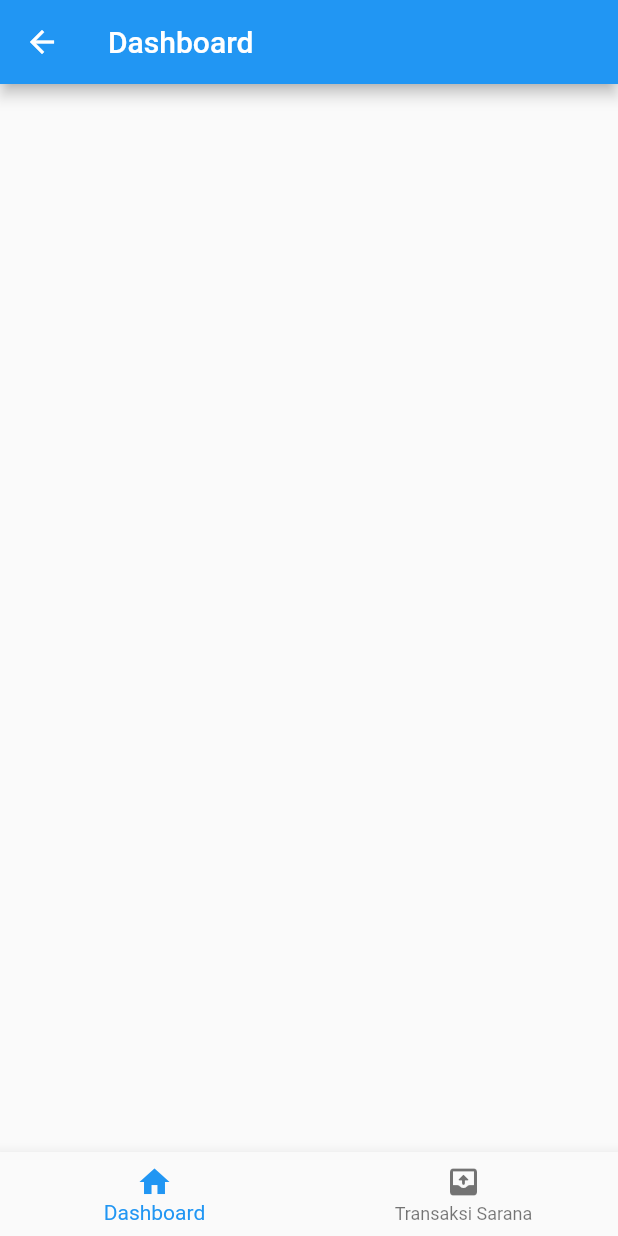
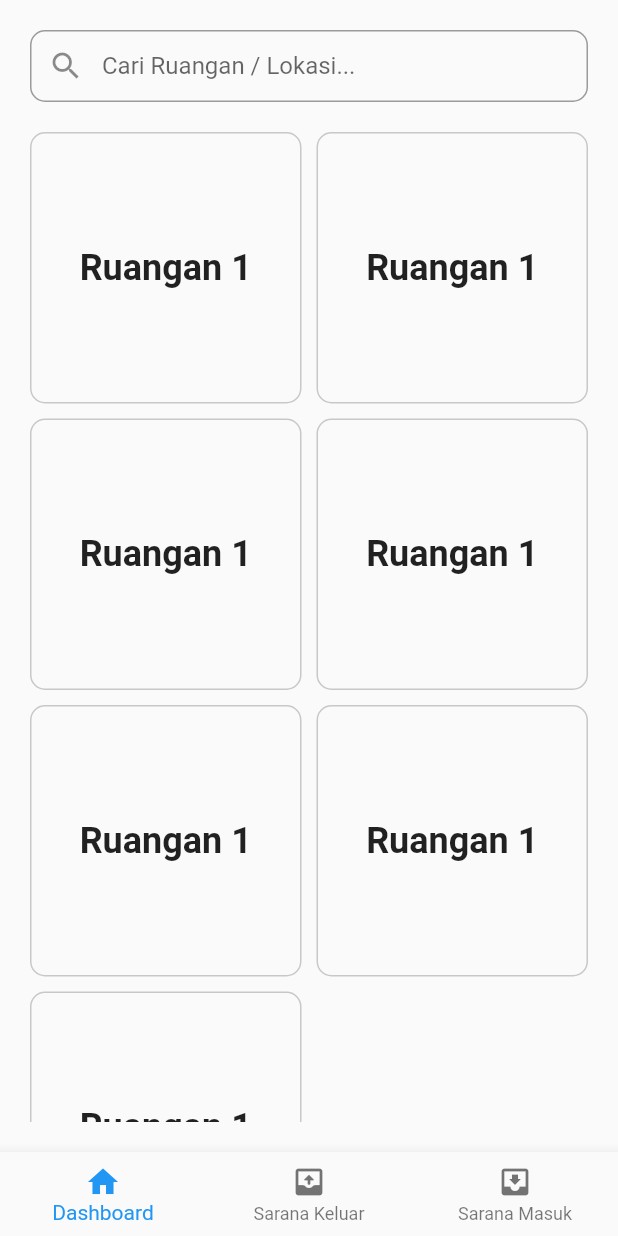
Before and after one commit to bagusyanuar/app_sarana, a Flutter app: the DashboardKaryawan screen opened by its route, on a phone screen of 412 x 824 dp. Run offline on Flutter 3.47's test engine with Material 2 defaults, Android fonts, the phone set to English and light mode, and no system bars.

Commit message:
layouting

```diff
--- /dev/null
+++ b/lib/components/room-card.dart
@@ -0,0 +1,38 @@
+import 'package:flutter/material.dart';
+
+class RoomCard extends StatelessWidget {
+  final VoidCallback? onTap;
+  final String name;
+  const RoomCard({
+    Key? key,
+    this.onTap,
+    this.name = '-',
+  }) : super(key: key);
+
+  @override
+  Widget build(BuildContext context) {
+    return GestureDetector(
+      onTap: onTap,
+      child: Container(
+        decoration: BoxDecoration(
+          borderRadius: BorderRadius.circular(10),
+          border: Border.all(
+            color: Colors.black54.withOpacity(0.2),
+            width: 1,
+          ),
+        ),
+        padding: const EdgeInsets.symmetric(horizontal: 10, vertical: 5),
+        child: Center(
+          child: Text(
+            name,
+            style: const TextStyle(
+              fontSize: 24,
+              fontWeight: FontWeight.bold,
+            ),
+            textAlign: TextAlign.center,
+          ),
+        ),
+      ),
+    );
+  }
+}
--- a/lib/dummy/data.dart
+++ b/lib/dummy/data.dart
@@ -2,15 +2,31 @@ class DataDummy {
   static List<Map<String, dynamic>> DummyProperties = [
     {
       "id": 1,
-      "name": "Personal Komputer",
-      "ruangan_id": 1,
-      "ruangan": {"id": 1, "nama": "Ruangan 1"}
+      "name": "Ruangan 1",
     },
     {
       "id": 1,
-      "name": "Personal Komputer",
-      "ruangan_id": 1,
-      "ruangan": {"id": 1, "nama": "Ruangan 1"}
-    }
+      "name": "Ruangan 1",
+    },
+    {
+      "id": 1,
+      "name": "Ruangan 1",
+    },
+    {
+      "id": 1,
+      "name": "Ruangan 1",
+    },
+    {
+      "id": 1,
+      "name": "Ruangan 1",
+    },
+    {
+      "id": 1,
+      "name": "Ruangan 1",
+    },
+    {
+      "id": 1,
+      "name": "Ruangan 1",
+    },
   ];
 }
--- a/lib/main.dart
+++ b/lib/main.dart
@@ -1,4 +1,5 @@
 import 'package:app_sarana/views/karyawan/dashboard.dart';
+import 'package:app_sarana/views/karyawan/detail-ruangan.dart';
 import 'package:app_sarana/views/login.dart';
 import 'package:flutter/material.dart';
 
@@ -30,9 +31,11 @@ class MyApp extends StatelessWidget {
       ),
       initialRoute: '/',
       routes: {
-        "/": (context) => const SplashScreen(),
+        "/": (context) => const DashboardKaryawan(),
+        // "/": (context) => const SplashScreen(),
         "/login": (context) => const LoginPage(),
         "/dashboard-karyawan": (context) => const DashboardKaryawan(),
+        "/detail-ruangan": (context) => const DetailRuangan(),
         // "/dashboard": (context) => const Dashboard(),
         // "/qr": (context) => const QRpage(),
         // "/riwayat": (context) => const Riwayat(),
--- a/lib/views/karyawan/dashboard.dart
+++ b/lib/views/karyawan/dashboard.dart
@@ -1,3 +1,7 @@
+import 'package:app_sarana/components/base-card.dart';
+import 'package:app_sarana/components/base-loader.dart';
+import 'package:app_sarana/components/room-card.dart';
+import 'package:app_sarana/dummy/data.dart';
 import 'package:flutter/cupertino.dart';
 import 'package:flutter/material.dart';
 import 'package:flutter/src/foundation/key.dart';
@@ -11,26 +15,74 @@ class DashboardKaryawan extends StatefulWidget {
 }
 
 class _DashboardKaryawanState extends State<DashboardKaryawan> {
+  bool isLoading = false;
   @override
   Widget build(BuildContext context) {
-    return SafeArea(
-        child: Scaffold(
-      appBar: AppBar(
-        title: const Text("Dashboard"),
-      ),
-      body: Container(
-        height: double.infinity,
-        width: double.infinity,
-        child: Column(),
+    return Scaffold(
+      body: SafeArea(
+        child: Column(
+          mainAxisAlignment: MainAxisAlignment.start,
+          crossAxisAlignment: CrossAxisAlignment.start,
+          children: [
+            Container(
+              padding: const EdgeInsets.all(20),
+              child: TextField(
+                onChanged: (text) {},
+                decoration: InputDecoration(
+                    border: OutlineInputBorder(
+                      borderRadius: BorderRadius.circular(10),
+                    ),
+                    contentPadding: const EdgeInsets.symmetric(horizontal: 10),
+                    prefixIcon: const Icon(Icons.search),
+                    hintText: "Cari Ruangan / Lokasi..."),
+              ),
+            ),
+            Expanded(
+              child: isLoading
+                  ? const BaseLoader()
+                  : RefreshIndicator(
+                      child: Padding(
+                        padding: const EdgeInsets.symmetric(horizontal: 20),
+                        child: GridView(
+                          gridDelegate:
+                              const SliverGridDelegateWithFixedCrossAxisCount(
+                                  crossAxisCount: 2,
+                                  mainAxisSpacing: 10,
+                                  crossAxisSpacing: 10),
+                          children: DataDummy.DummyProperties.map(
+                            (e) => RoomCard(
+                              name: e['name'].toString(),
+                              onTap: () {
+                                Navigator.of(context)
+                                    .pushNamed('/detail-ruangan');
+                              },
+                            ),
+                          ).toList(),
+                        ),
+                      ),
+                      onRefresh: () {
+                        return _refresh();
+                      },
+                    ),
+            ),
+            const SizedBox(
+              height: 20,
+            )
+          ],
+        ),
       ),
       bottomNavigationBar: BottomNavigationBar(
         items: [
           const BottomNavigationBarItem(
               icon: Icon(Icons.home), label: "Dashboard"),
           const BottomNavigationBarItem(
-              icon: Icon(Icons.outbox_rounded), label: "Transaksi Sarana"),
+              icon: Icon(Icons.outbox_rounded), label: "Sarana Keluar"),
+          const BottomNavigationBarItem(
+              icon: Icon(Icons.move_to_inbox), label: "Sarana Masuk"),
         ],
       ),
-    ));
+    );
   }
+
+  _refresh() async {}
 }
```
Also changed, not shown: lib/components/base-card.dart (+38 -3 lines), lib/components/base-loader.dart (added, +28 -0 lines), lib/views/karyawan/detail-ruangan.dart (added, +74 -0 lines).
